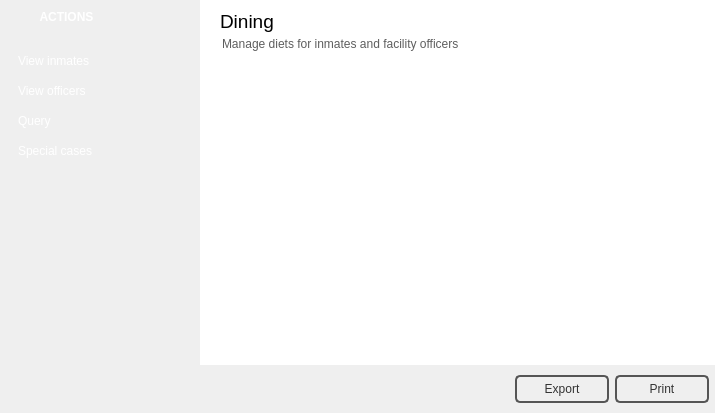
Qt form diningwindow.ui (NCNM/PMS_01) before a commit.
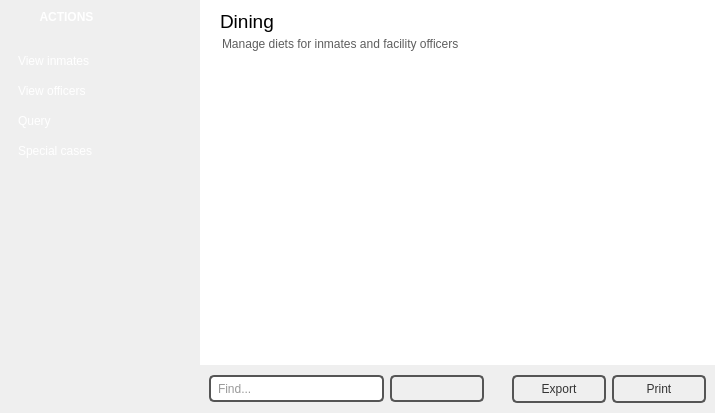
The same form after that commit. Icons and pictures are not drawn.

```diff
--- a/diningwindow.ui
+++ b/diningwindow.ui
@@ -623,6 +623,27 @@
 fx: 0.4, fy: -0.1,
 radius: 1.35, stop: 0 #fff, stop: 1 #ddd);
 }
+
+QLineEdit {
+color: #333;
+border: 2px solid #555;
+border-radius: 5px;
+padding: 5px;
+background: qradialgradient(cx: 0.3, cy: -0.4,
+fx: 0.3, fy: -0.4,
+radius: 1.35, stop: 0 #eee, stop: 1 #ddd);
+min-width: 80px;
+}
+
+QLineEdit:hover {
+background-color: rgb(255, 255, 255);
+}
+
+QLineEdit:pressed {
+background: qradialgradient(cx: 0.4, cy: -0.1,
+fx: 0.4, fy: -0.1,
+radius: 1.35, stop: 0 #fff, stop: 1 #ddd);
+}
 </string>
               </property>
               <property name="frameShape">
@@ -632,21 +653,75 @@
                <enum>QFrame::Raised</enum>
               </property>
               <layout class="QHBoxLayout" name="horizontalLayout_2">
-               <property name="spacing">
-                <number>6</number>
-               </property>
-               <property name="leftMargin">
-                <number>6</number>
-               </property>
                <property name="topMargin">
                 <number>0</number>
                </property>
-               <property name="rightMargin">
-                <number>6</number>
-               </property>
                <property name="bottomMargin">
                 <number>0</number>
                </property>
+               <item>
+                <widget class="QLineEdit" name="lineEdit">
+                 <property name="sizePolicy">
+                  <sizepolicy hsizetype="Expanding" vsizetype="Maximum">
+                   <horstretch>0</horstretch>
+                   <verstretch>0</verstretch>
+                  </sizepolicy>
+                 </property>
+                 <property name="minimumSize">
+                  <size>
+                   <width>94</width>
+                   <height>27</height>
+                  </size>
+                 </property>
+                 <property name="maximumSize">
+                  <size>
+                   <width>175</width>
+                   <height>27</height>
+                  </size>
+                 </property>
+                 <property name="placeholderText">
+                  <string>Find...</string>
+                 </property>
+                </widget>
+               </item>
+               <item>
+                <widget class="QPushButton" name="pushButton_4">
+                 <property name="sizePolicy">
+                  <sizepolicy hsizetype="Fixed" vsizetype="Fixed">
+                   <horstretch>0</horstretch>
+                   <verstretch>0</verstretch>
+                  </sizepolicy>
+                 </property>
+                 <property name="minimumSize">
+                  <size>
+                   <width>32</width>
+                   <height>27</height>
+                  </size>
+                 </property>
+                 <property name="maximumSize">
+                  <size>
+                   <width>32</width>
+                   <height>27</height>
+                  </size>
+                 </property>
+                 <property name="text">
+                  <string/>
+                 </property>
+                 <property name="icon">
+                  <iconset resource="pms_resources.qrc">
+                   <normaloff>:/images/find_icon.png</normaloff>:/images/find_icon.png</iconset>
+                 </property>
+                 <property name="iconSize">
+                  <size>
+                   <width>24</width>
+                   <height>24</height>
+                  </size>
+                 </property>
+                 <property name="flat">
+                  <bool>false</bool>
+                 </property>
+                </widget>
+               </item>
                <item>
                 <widget class="QFrame" name="frame_6">
                  <property name="styleSheet">
```
Left out of the diff: 4 changed lines with no effect on the pictures.
